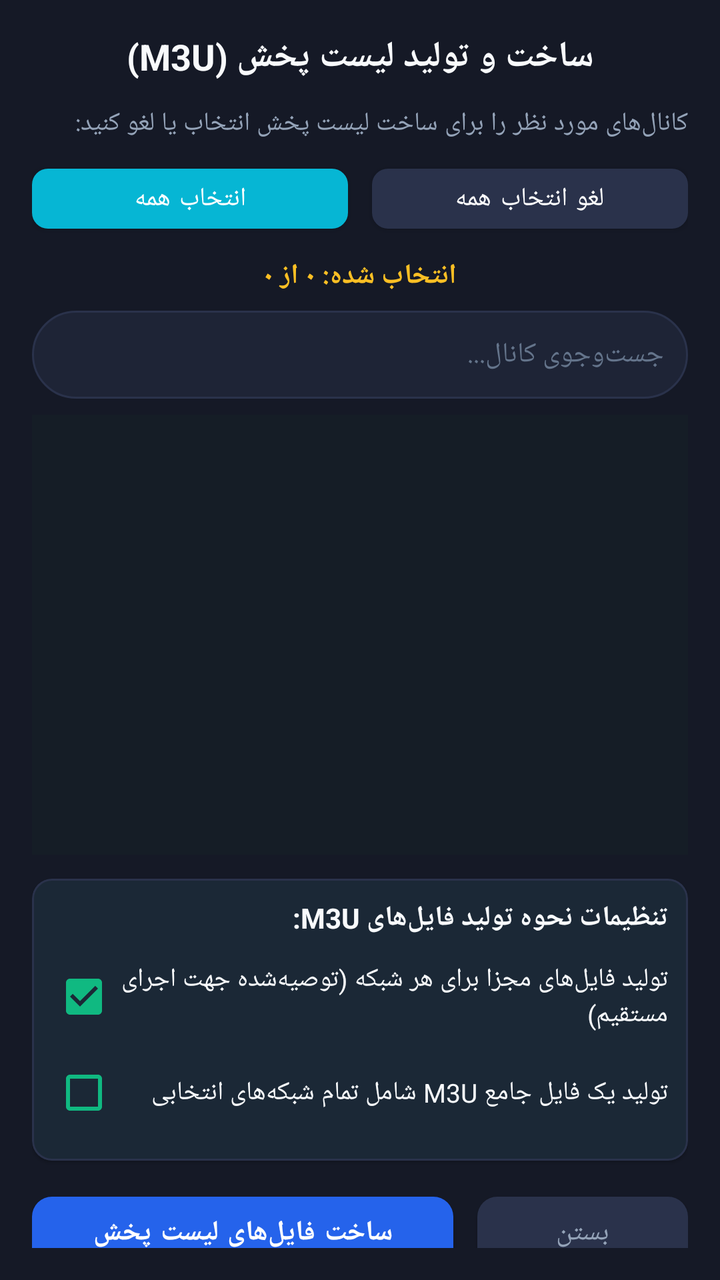
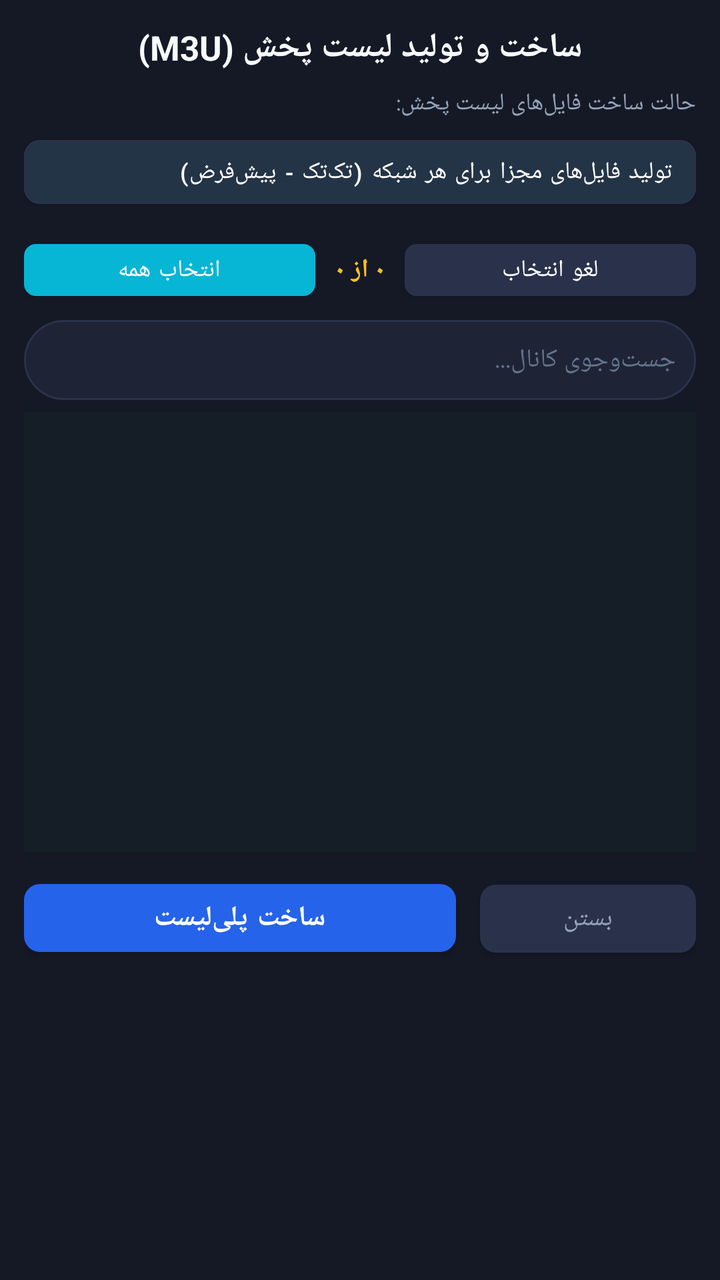

Before-and-after screenshots of an Android layout around one commit, followed by the original layout XML and the change that was made.
<!-- AndroidManifest.xml: application theme Theme.GMScreenAccessible -->
<!-- res/layout/dialog_playlist_creator.xml -->
<?xml version="1.0" encoding="utf-8"?>
<LinearLayout xmlns:android="http://schemas.android.com/apk/res/android"
    xmlns:app="http://schemas.android.com/apk/res-auto"
    android:layout_width="match_parent"
    android:layout_height="wrap_content"
    android:orientation="vertical"
    android:background="@color/card_bg"
    android:padding="16dp">

    
    <TextView
        android:id="@+id/txtDialogTitle"
        android:layout_width="match_parent"
        android:layout_height="wrap_content"
        android:text="ساخت و تولید لیست پخش (M3U)"
        android:textColor="@color/text_primary"
        android:textSize="18sp"
        android:textStyle="bold"
        android:gravity="center"
        android:layout_marginBottom="12dp" />

    
    <TextView
        android:layout_width="match_parent"
        android:layout_height="wrap_content"
        android:text="کانال‌های مورد نظر را برای ساخت لیست پخش انتخاب یا لغو کنید:"
        android:textColor="@color/text_secondary"
        android:textSize="13sp"
        android:layout_marginBottom="8dp" />

    
    <LinearLayout
        android:layout_width="match_parent"
        android:layout_height="wrap_content"
        android:orientation="horizontal"
        android:gravity="center_vertical"
        android:layout_marginBottom="8dp">

        <com.google.android.material.button.MaterialButton
            android:id="@+id/btnSelectAll"
            android:layout_width="0dp"
            android:layout_height="42dp"
            android:layout_weight="1"
            android:text="انتخاب همه"
            android:textColor="@color/white"
            android:textSize="13sp"
            android:layout_marginEnd="6dp"
            app:backgroundTint="@color/accent_blue"
            app:cornerRadius="8dp" />

        <com.google.android.material.button.MaterialButton
            android:id="@+id/btnDeselectAll"
            android:layout_width="0dp"
            android:layout_height="42dp"
            android:layout_weight="1"
            android:text="لغو انتخاب همه"
            android:textColor="@color/white"
            android:textSize="13sp"
            android:layout_marginStart="6dp"
            app:backgroundTint="@color/card_border"
            app:cornerRadius="8dp" />
    </LinearLayout>

    
    <TextView
        android:id="@+id/txtSelectedCount"
        android:layout_width="match_parent"
        android:layout_height="wrap_content"
        android:text="انتخاب شده: ۰ از ۰"
        android:textColor="@color/accent_yellow"
        android:textSize="14sp"
        android:textStyle="bold"
        android:gravity="center"
        android:layout_marginBottom="8dp" />

    
    <EditText
        android:id="@+id/edtSearchChannel"
        android:layout_width="match_parent"
        android:layout_height="44dp"
        android:background="@drawable/search_box_bg"
        android:hint="جست‌وجوی کانال..."
        android:textColorHint="@color/text_muted"
        android:textColor="@color/text_primary"
        android:paddingHorizontal="12dp"
        android:textSize="14sp"
        android:singleLine="true"
        android:layout_marginBottom="8dp" />

    
    <androidx.recyclerview.widget.RecyclerView
        android:id="@+id/recyclerChannels"
        android:layout_width="match_parent"
        android:layout_height="220dp"
        android:background="#151d26"
        android:scrollbars="vertical"
        android:layout_marginBottom="12dp" />

    
    <com.google.android.material.card.MaterialCardView
        android:layout_width="match_parent"
        android:layout_height="wrap_content"
        android:layout_marginBottom="12dp"
        app:cardBackgroundColor="#1b2836"
        app:cardCornerRadius="10dp"
        app:strokeColor="@color/card_border"
        app:strokeWidth="1dp">

        <LinearLayout
            android:layout_width="match_parent"
            android:layout_height="wrap_content"
            android:orientation="vertical"
            android:padding="10dp">

            <TextView
                android:layout_width="match_parent"
                android:layout_height="wrap_content"
                android:text="تنظیمات نحوه تولید فایل‌های M3U:"
                android:textColor="@color/text_primary"
                android:textSize="14sp"
                android:textStyle="bold"
                android:layout_marginBottom="6dp" />

            <com.google.android.material.checkbox.MaterialCheckBox
                android:id="@+id/chkIndividual"
                android:layout_width="match_parent"
                android:layout_height="wrap_content"
                android:text="تولید فایل‌های مجزا برای هر شبکه (توصیه‌شده جهت اجرای مستقیم)"
                android:textColor="@color/text_primary"
                android:textSize="13sp"
                android:checked="true"
                android:buttonTint="@color/accent_green" />

            <com.google.android.material.checkbox.MaterialCheckBox
                android:id="@+id/chkCombined"
                android:layout_width="match_parent"
                android:layout_height="wrap_content"
                android:text="تولید یک فایل جامع M3U شامل تمام شبکه‌های انتخابی"
                android:textColor="@color/text_primary"
                android:textSize="13sp"
                android:checked="false"
                android:buttonTint="@color/accent_green" />
        </LinearLayout>
    </com.google.android.material.card.MaterialCardView>

    
    <LinearLayout
        android:layout_width="match_parent"
        android:layout_height="wrap_content"
        android:orientation="horizontal">

        <com.google.android.material.button.MaterialButton
            android:id="@+id/btnGeneratePlaylists"
            android:layout_width="0dp"
            android:layout_height="48dp"
            android:layout_weight="2"
            android:text="ساخت فایل‌های لیست پخش"
            android:textColor="@color/white"
            android:textSize="14sp"
            android:textStyle="bold"
            android:layout_marginEnd="6dp"
            app:backgroundTint="@color/primary"
            app:cornerRadius="10dp" />

        <com.google.android.material.button.MaterialButton
            android:id="@+id/btnCloseDialog"
            android:layout_width="0dp"
            android:layout_height="48dp"
            android:layout_weight="1"
            android:text="بستن"
            android:textColor="@color/text_secondary"
            android:textSize="14sp"
            android:layout_marginStart="6dp"
            app:backgroundTint="@color/card_border"
            app:cornerRadius="10dp" />
    </LinearLayout>

</LinearLayout>
<!-- resources referenced by this layout -->
<resources>
  <color name="accent_blue">#FF06B6D4</color>
  <color name="accent_green">#FF10B981</color>
  <color name="accent_yellow">#FFFBBF24</color>
  <color name="card_bg">#FF151926</color>
  <color name="card_border">#FF2A324B</color>
  <color name="primary">#FF2563EB</color>
  <color name="text_muted">#FF64748B</color>
  <color name="text_primary">#FFF8FAFC</color>
  <color name="text_secondary">#FF94A3B8</color>
  <color name="white">#FFFFFFFF</color>
  <!-- drawable search_box_bg (drawable) -->
  <?xml version="1.0" encoding="utf-8"?>
  <shape xmlns:android="http://schemas.android.com/apk/res/android"
      android:shape="rectangle">
      <corners android:radius="24dp" />
      <solid android:color="@color/card_bg_elevated" />
      <stroke android:width="1dp" android:color="@color/card_border" />
  </shape>
  <style name="Theme.GMScreenAccessible" parent="Theme.MaterialComponents.DayNight.NoActionBar">
          <item name="colorPrimary">@color/primary</item>
          <item name="colorPrimaryVariant">@color/primary_variant</item>
          <item name="colorOnPrimary">@color/white</item>
          <item name="colorSecondary">@color/secondary</item>
          <item name="colorSurface">@color/card_bg</item>
          <item name="colorOnSurface">@color/text_primary</item>
          <item name="android:statusBarColor">@color/dark_bg</item>
          <item name="android:navigationBarColor">@color/dark_bg</item>
          <item name="android:windowBackground">@color/dark_bg</item>
          <item name="materialAlertDialogTheme">@style/CustomMaterialAlertDialogTheme</item>
      </style>
  <color name="card_bg_elevated">#FF1E2436</color>
  <color name="primary_variant">#FF1D4ED8</color>
  <color name="secondary">#FFF59E0B</color>
  <color name="dark_bg">#FF0B0E17</color>
  <style name="CustomMaterialAlertDialogTheme" parent="ThemeOverlay.MaterialComponents.MaterialAlertDialog">
          <item name="colorSurface">@color/card_bg_elevated</item>
          <item name="colorOnSurface">@color/text_primary</item>
          <item name="colorPrimary">@color/primary_light</item>
          <item name="shapeAppearanceOverlay">@style/DialogShapeAppearance</item>
      </style>
  <color name="primary_light">#FF3B82F6</color>
  <style name="DialogShapeAppearance" parent="">
          <item name="cornerSize">16dp</item>
      </style>
</resources>

<!-- the commit's change to res/layout/dialog_playlist_creator.xml (unified diff, before → after) -->
@@ -5,7 +5,7 @@
     android:layout_height="wrap_content"
     android:orientation="vertical"
     android:background="@color/card_bg"
-    android:padding="16dp">
+    android:padding="12dp">
 
     
     <TextView
@@ -14,19 +14,34 @@
         android:layout_height="wrap_content"
         android:text="ساخت و تولید لیست پخش (M3U)"
         android:textColor="@color/text_primary"
-        android:textSize="18sp"
+        android:textSize="17sp"
         android:textStyle="bold"
         android:gravity="center"
-        android:layout_marginBottom="12dp" />
+        android:layout_marginBottom="8dp" />
 
     
     <TextView
         android:layout_width="match_parent"
         android:layout_height="wrap_content"
-        android:text="کانال‌های مورد نظر را برای ساخت لیست پخش انتخاب یا لغو کنید:"
+        android:text="حالت ساخت فایل‌های لیست پخش:"
         android:textColor="@color/text_secondary"
-        android:textSize="13sp"
-        android:layout_marginBottom="8dp" />
+        android:textSize="12sp"
+        android:layout_marginBottom="4dp" />
+
+    <com.google.android.material.button.MaterialButton
+        android:id="@+id/btnPlaylistMode"
+        android:layout_width="match_parent"
+        android:layout_height="44dp"
+        android:text="تولید فایل‌های مجزا برای هر شبکه (تک‌تک - پیش‌فرض)"
+        android:textColor="@color/white"
+        android:textSize="12sp"
+        android:gravity="center_vertical|start"
+        android:paddingHorizontal="12dp"
+        android:layout_marginBottom="8dp"
+        app:backgroundTint="#243447"
+        app:cornerRadius="8dp"
+        app:strokeColor="@color/card_border"
+        app:strokeWidth="1dp" />
 
     
     <LinearLayout
@@ -34,58 +49,57 @@
         android:layout_height="wrap_content"
         android:orientation="horizontal"
         android:gravity="center_vertical"
-        android:layout_marginBottom="8dp">
+        android:layout_marginBottom="6dp">
 
         <com.google.android.material.button.MaterialButton
             android:id="@+id/btnSelectAll"
             android:layout_width="0dp"
-            android:layout_height="42dp"
+            android:layout_height="38dp"
             android:layout_weight="1"
             android:text="انتخاب همه"
             android:textColor="@color/white"
+            android:textSize="12sp"
+            android:layout_marginEnd="4dp"
+            app:backgroundTint="@color/accent_blue"
+            app:cornerRadius="6dp" />
+
+        <TextView
+            android:id="@+id/txtSelectedCount"
+            android:layout_width="wrap_content"
+            android:layout_height="wrap_content"
+            android:text="۰ از ۰"
+            android:textColor="@color/accent_yellow"
             android:textSize="13sp"
-            android:layout_marginEnd="6dp"
-            app:backgroundTint="@color/accent_blue"
-            app:cornerRadius="8dp" />
+            android:textStyle="bold"
+            android:gravity="center"
+            android:paddingHorizontal="6dp" />
 
         <com.google.android.material.button.MaterialButton
             android:id="@+id/btnDeselectAll"
             android:layout_width="0dp"
-            android:layout_height="42dp"
+            android:layout_height="38dp"
             android:layout_weight="1"
-            android:text="لغو انتخاب همه"
+            android:text="لغو انتخاب"
             android:textColor="@color/white"
-            android:textSize="13sp"
-            android:layout_marginStart="6dp"
+            android:textSize="12sp"
+            android:layout_marginStart="4dp"
             app:backgroundTint="@color/card_border"
-            app:cornerRadius="8dp" />
+            app:cornerRadius="6dp" />
     </LinearLayout>
-
-    
-    <TextView
-        android:id="@+id/txtSelectedCount"
-        android:layout_width="match_parent"
-        android:layout_height="wrap_content"
-        android:text="انتخاب شده: ۰ از ۰"
-        android:textColor="@color/accent_yellow"
-        android:textSize="14sp"
-        android:textStyle="bold"
-        android:gravity="center"
-        android:layout_marginBottom="8dp" />
 
     
     <EditText
         android:id="@+id/edtSearchChannel"
         android:layout_width="match_parent"
-        android:layout_height="44dp"
+        android:layout_height="40dp"
         android:background="@drawable/search_box_bg"
         android:hint="جست‌وجوی کانال..."
         android:textColorHint="@color/text_muted"
         android:textColor="@color/text_primary"
-        android:paddingHorizontal="12dp"
-        android:textSize="14sp"
+        android:paddingHorizontal="10dp"
+        android:textSize="13sp"
         android:singleLine="true"
-        android:layout_marginBottom="8dp" />
+        android:layout_marginBottom="6dp" />
 
     
     <androidx.recyclerview.widget.RecyclerView
@@ -94,54 +108,7 @@
         android:layout_height="220dp"
         android:background="#151d26"
         android:scrollbars="vertical"
-        android:layout_marginBottom="12dp" />
-
-    
-    <com.google.android.material.card.MaterialCardView
-        android:layout_width="match_parent"
-        android:layout_height="wrap_content"
-        android:layout_marginBottom="12dp"
-        app:cardBackgroundColor="#1b2836"
-        app:cardCornerRadius="10dp"
-        app:strokeColor="@color/card_border"
-        app:strokeWidth="1dp">
-
-        <LinearLayout
-            android:layout_width="match_parent"
-            android:layout_height="wrap_content"
-            android:orientation="vertical"
-            android:padding="10dp">
-
-            <TextView
-                android:layout_width="match_parent"
-                android:layout_height="wrap_content"
-                android:text="تنظیمات نحوه تولید فایل‌های M3U:"
-                android:textColor="@color/text_primary"
-                android:textSize="14sp"
-                android:textStyle="bold"
-                android:layout_marginBottom="6dp" />
-
-            <com.google.android.material.checkbox.MaterialCheckBox
-                android:id="@+id/chkIndividual"
-                android:layout_width="match_parent"
-                android:layout_height="wrap_content"
-                android:text="تولید فایل‌های مجزا برای هر شبکه (توصیه‌شده جهت اجرای مستقیم)"
-                android:textColor="@color/text_primary"
-                android:textSize="13sp"
-                android:checked="true"
-                android:buttonTint="@color/accent_green" />
-
-            <com.google.android.material.checkbox.MaterialCheckBox
-                android:id="@+id/chkCombined"
-                android:layout_width="match_parent"
-                android:layout_height="wrap_content"
-                android:text="تولید یک فایل جامع M3U شامل تمام شبکه‌های انتخابی"
-                android:textColor="@color/text_primary"
-                android:textSize="13sp"
-                android:checked="false"
-                android:buttonTint="@color/accent_green" />
-        </LinearLayout>
-    </com.google.android.material.card.MaterialCardView>
+        android:layout_marginBottom="10dp" />
 
     
     <LinearLayout
@@ -152,27 +119,27 @@
         <com.google.android.material.button.MaterialButton
             android:id="@+id/btnGeneratePlaylists"
             android:layout_width="0dp"
-            android:layout_height="48dp"
+            android:layout_height="46dp"
             android:layout_weight="2"
-            android:text="ساخت فایل‌های لیست پخش"
+            android:text="ساخت پلی‌لیست"
             android:textColor="@color/white"
             android:textSize="14sp"
             android:textStyle="bold"
             android:layout_marginEnd="6dp"
             app:backgroundTint="@color/primary"
-            app:cornerRadius="10dp" />
+            app:cornerRadius="8dp" />
 
         <com.google.android.material.button.MaterialButton
             android:id="@+id/btnCloseDialog"
             android:layout_width="0dp"
-            android:layout_height="48dp"
+            android:layout_height="46dp"
             android:layout_weight="1"
             android:text="بستن"
             android:textColor="@color/text_secondary"
-            android:textSize="14sp"
+            android:textSize="13sp"
             android:layout_marginStart="6dp"
             app:backgroundTint="@color/card_border"
-            app:cornerRadius="10dp" />
+            app:cornerRadius="8dp" />
     </LinearLayout>
 
 </LinearLayout>
<!-- resource entries referenced after the edit -->
@@ -1,7 +1,6 @@
 <!-- resources referenced by this layout -->
 <resources>
   <color name="accent_blue">#FF06B6D4</color>
-  <color name="accent_green">#FF10B981</color>
   <color name="accent_yellow">#FFFBBF24</color>
   <color name="card_bg">#FF151926</color>
   <color name="card_border">#FF2A324B</color>
